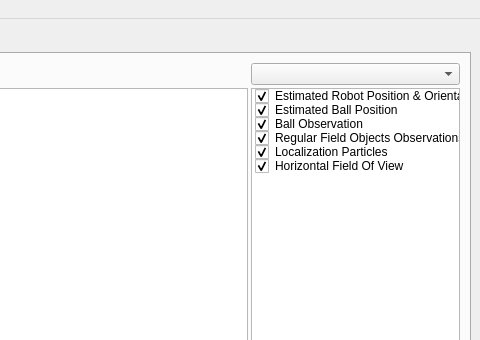
Qt form GUITools/KMonitor/KMonitor.ui (kouretes/Monas) before a commit; both pictures show x 400 to 880 and y 0 to 340 of the 880 by 492 pixel window.
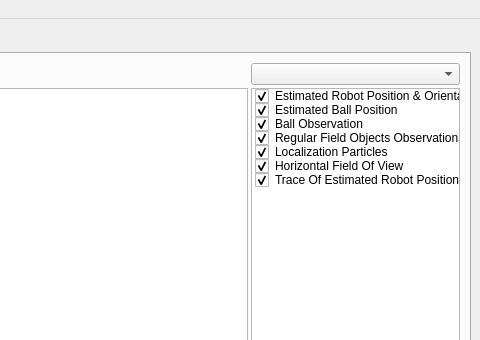
The same form after that commit. Custom widgets are drawn as their Qt base class.

Commit message: Trace of wim positions added to Local World State

Patch:
```diff
--- a/GUITools/KMonitor/KMonitor.ui
+++ b/GUITools/KMonitor/KMonitor.ui
@@ -144,6 +144,14 @@
               <enum>Checked</enum>
              </property>
             </item>
+            <item>
+             <property name="text">
+              <string>Trace Of Estimated Robot Positions</string>
+             </property>
+             <property name="checkState">
+              <enum>Checked</enum>
+             </property>
+            </item>
            </widget>
           </item>
          </layout>
```
The commit also changes 10 other files.
